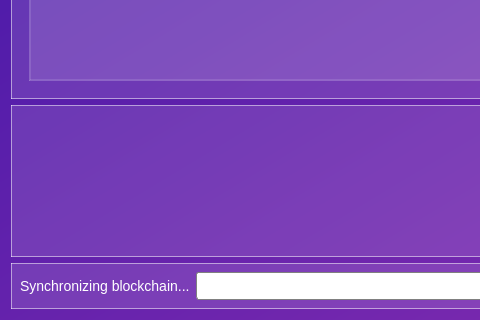
Above: memority/ui/main.ui from Memority/memority before the change; both pictures show x 0 to 480 and y 374 to 694 of the 1125 by 694 pixel window. Below: the same form after it.
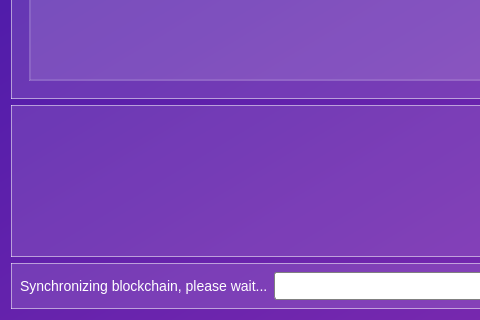
That is the form after the change. The open tabs and pages were chosen to show the change. Icons and pictures are not drawn.

Diff of the .ui file:
```diff
--- a/memority/ui/main.ui
+++ b/memority/ui/main.ui
@@ -1207,7 +1207,7 @@
       <item>
        <widget class="QLabel" name="label_11">
         <property name="text">
-         <string>Synchronizing blockchain...</string>
+         <string>Synchronizing blockchain, please wait...</string>
         </property>
        </widget>
       </item>
```
Left out of the diff: 12 changed lines with no effect on the pictures.
